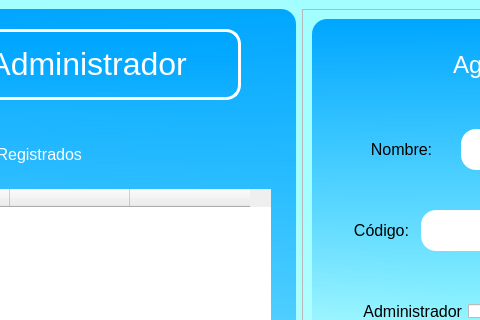
Above: interfaces/SITHome_LoginAdmin.ui from Geo18G/SITHome before the change; both pictures show x 259 to 739 and y 0 to 320 of the 1115 by 715 pixel window. Below: the same form after it.
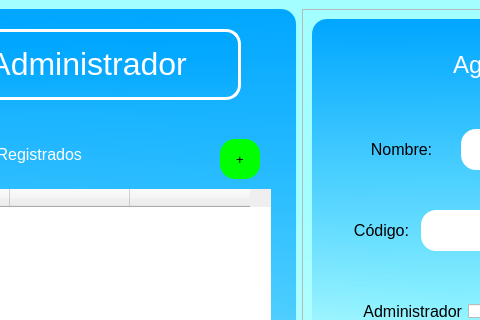
That is the form after the change.

Commit message: Falta botones, vita habitacion

```diff
--- a/interfaces/SITHome_LoginAdmin.ui
+++ b/interfaces/SITHome_LoginAdmin.ui
@@ -131,6 +131,42 @@
         <string>&lt;html&gt;&lt;head/&gt;&lt;body&gt;&lt;p align=&quot;center&quot;&gt;&lt;span style=&quot; font-size:12pt;&quot;&gt;Usuarios Registrados&lt;/span&gt;&lt;/p&gt;&lt;/body&gt;&lt;/html&gt;</string>
        </property>
       </widget>
+      <widget class="QPushButton" name="addHabitacion">
+       <property name="enabled">
+        <bool>true</bool>
+       </property>
+       <property name="geometry">
+        <rect>
+         <x>470</x>
+         <y>130</y>
+         <width>40</width>
+         <height>40</height>
+        </rect>
+       </property>
+       <property name="minimumSize">
+        <size>
+         <width>40</width>
+         <height>40</height>
+        </size>
+       </property>
+       <property name="maximumSize">
+        <size>
+         <width>40</width>
+         <height>40</height>
+        </size>
+       </property>
+       <property name="cursor">
+        <cursorShape>PointingHandCursor</cursorShape>
+       </property>
+       <property name="styleSheet">
+        <string notr="true">background-color: rgb(0, 255, 0);
+border-radius: 15px;
+font: 10pt;</string>
+       </property>
+       <property name="text">
+        <string>+</string>
+       </property>
+      </widget>
      </widget>
     </item>
     <item>
```
Left out of the diff: 3 changed lines with no effect on the pictures. The commit also changes 24 other files.
